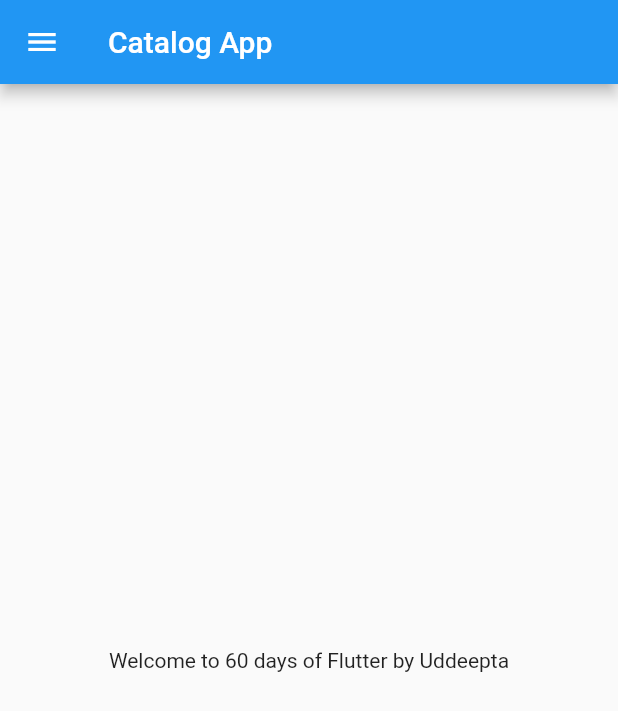
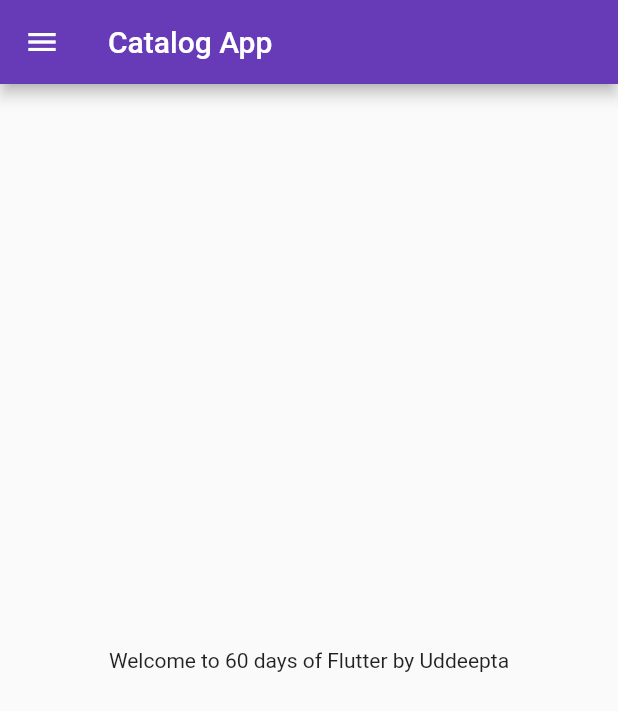
Before and after one commit to okieLoki/30DaysOfFlutter, a Flutter app: the screen it shows after launch, on a phone screen of 412 x 824 dp. Shown: the top 711 px of the screen. Run offline on Flutter 3.47's test engine with Material 2 defaults, Android fonts, the phone set to English and light mode, and no system bars.

Commit message:
Day 3 completed

```diff
--- a/lib/main.dart
+++ b/lib/main.dart
@@ -1,8 +1,9 @@
 import 'package:flutter/material.dart';
-import 'package:flutter_application/home_page.dart';
+import 'package:flutter_application/pages/home_page.dart';
+import 'package:flutter_application/pages/login_page.dart';
 
 void main() {
-  runApp(const MyApp());
+  runApp(MyApp());
 }
 
 class MyApp extends StatelessWidget {
@@ -10,6 +11,16 @@ class MyApp extends StatelessWidget {
 
   @override
   Widget build(BuildContext context) {
-    return const MaterialApp(home: HomePage());
+    return MaterialApp(
+      themeMode: ThemeMode.light,
+      theme: ThemeData(primarySwatch: Colors.deepPurple),
+      darkTheme: ThemeData(brightness: Brightness.dark),
+      initialRoute: "/home",
+      routes: {
+        "/": (context) => LoginPage(),
+        "/home": (context) => HomePage(),
+        "/login": (context) => LoginPage()
+      },
+    );
   }
 }
--- a/lib/home_page.dart
+++ b/lib/pages/home_page.dart
@@ -1,20 +1,15 @@
 import 'package:flutter/material.dart';
 
 class HomePage extends StatelessWidget {
-  const HomePage({Key? key}) : super(key: key);
-
   @override
   Widget build(BuildContext context) {
-    // ignore: prefer_const_declarations
     final int days = 60;
-    // ignore: prefer_const_declarations
     final String name = "Uddeepta";
     return Scaffold(
       appBar: AppBar(
         title: Text("Catalog App"),
       ),
       body: Center(
-        // ignore: avoid_unnecessary_containers
         child: Container(
           child: Text("Welcome to $days days of Flutter by $name"),
         ),
```
Also changed, not shown: lib/pages/login_page.dart (added, +18 -0 lines).
